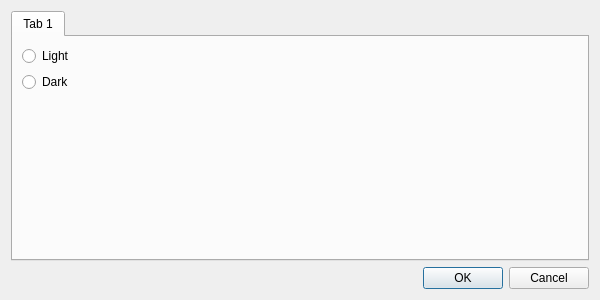
Qt form widgets/settingswidget.ui (akshaybabloo/DataLogger) before a commit.
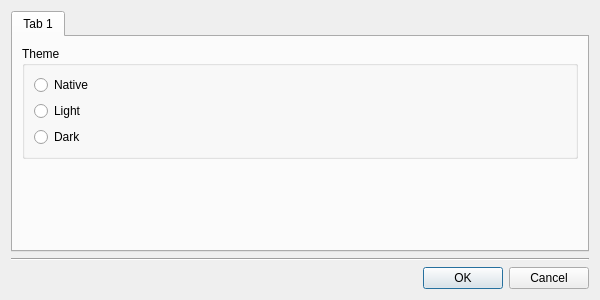
The same form after that commit.

Commit message: native theme added

Diff of the .ui file:
```diff
--- a/widgets/settingswidget.ui
+++ b/widgets/settingswidget.ui
@@ -22,6 +22,19 @@
       </attribute>
       <layout class="QVBoxLayout" name="verticalLayout_2">
        <item>
+        <widget class="QGroupBox" name="groupBox">
+         <property name="title">
+          <string>Theme</string>
+         </property>
+         <layout class="QVBoxLayout" name="verticalLayout_3">
+          <item>
+           <widget class="QRadioButton" name="nativeButton">
+            <property name="text">
+             <string>Native</string>
+            </property>
+           </widget>
+          </item>
+          <item>
         <widget class="QRadioButton" name="lightButton">
          <property name="text">
           <string>Light</string>
@@ -35,6 +48,9 @@
          </property>
         </widget>
        </item>
+         </layout>
+        </widget>
+       </item>
        <item>
         <spacer name="verticalSpacer">
          <property name="orientation">
@@ -52,6 +68,13 @@
      </widget>
     </widget>
    </item>
+   <item>
+    <widget class="Line" name="line">
+     <property name="orientation">
+      <enum>Qt::Horizontal</enum>
+     </property>
+    </widget>
+   </item>
    <item>
     <widget class="QDialogButtonBox" name="buttonBox">
      <property name="standardButtons">
```
Left out of the diff: 2 changed lines with no effect on the pictures. Lines whose indentation alone changed are shown as unchanged. The commit also changes 2 other files.
